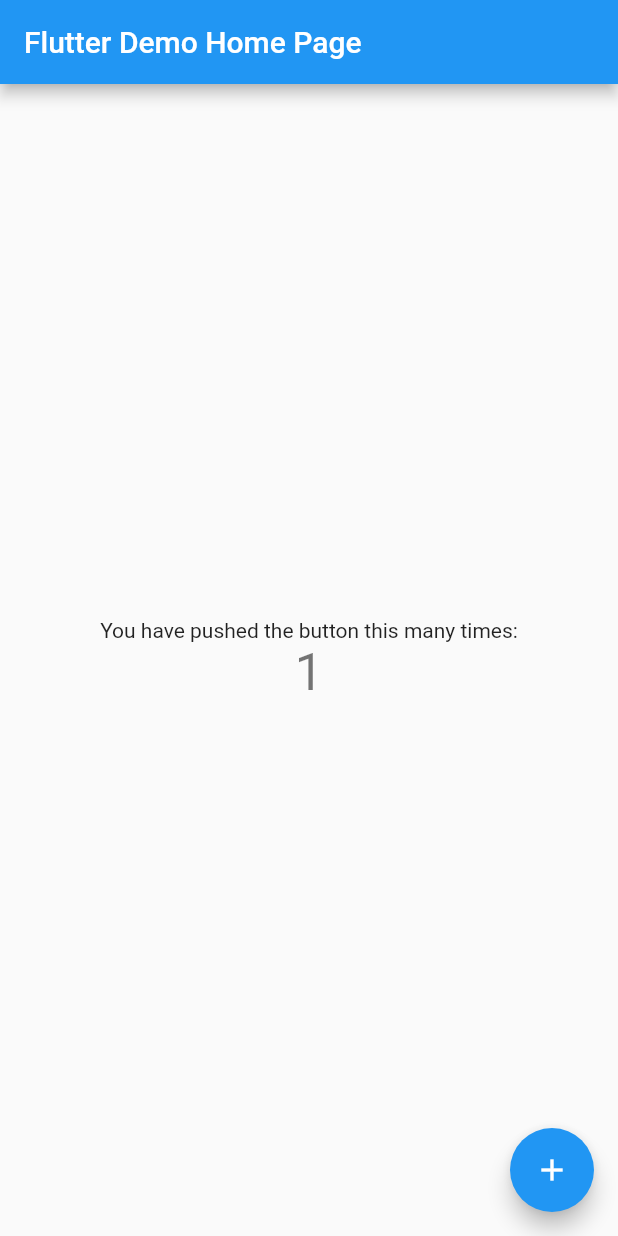
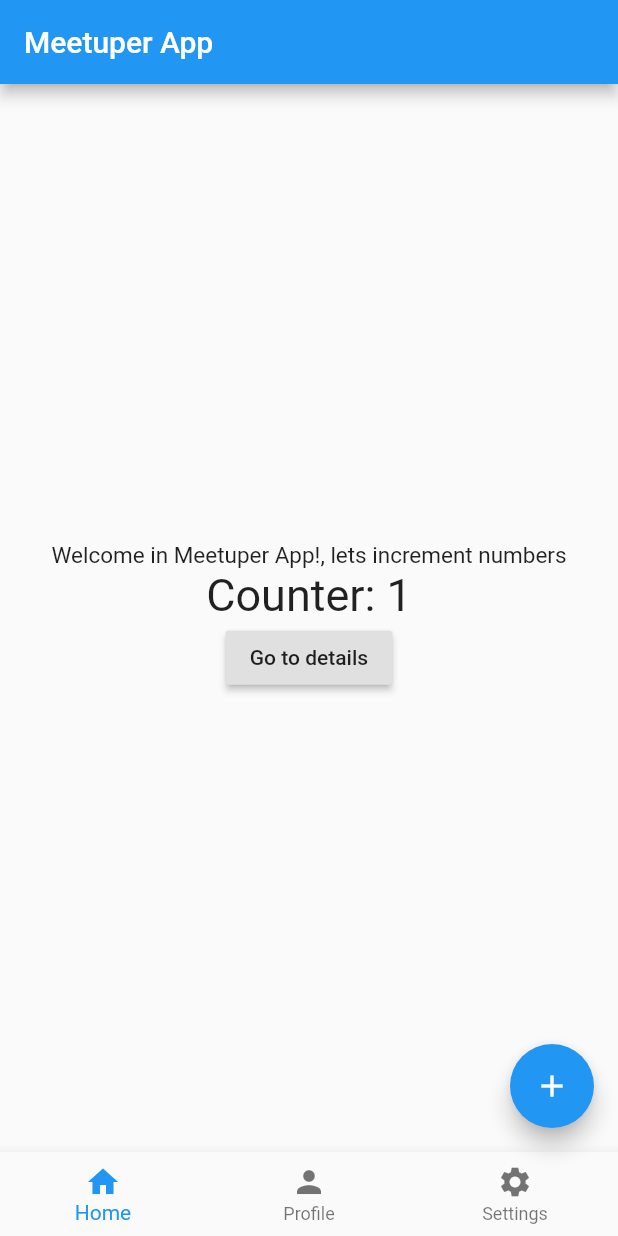
Before and after one commit to amankapur007/flutter-meetuper, a Flutter app: the screen it shows after launch, after a tap on the "add" icon, on a phone screen of 412 x 824 dp. Run offline on Flutter 3.47's test engine with Material 2 defaults, Android fonts, the phone set to English and light mode, and no system bars.

Commit message:
Added Meetup , Appbar, Navigation and Bottom Bar

```diff
--- a/lib/main.dart
+++ b/lib/main.dart
@@ -1,111 +1,19 @@
 import 'package:flutter/material.dart';
+import 'package:flutter_meetuper/src/screens/counter_home_screen.dart';
+import 'package:flutter_meetuper/src/screens/meetup_detail_screen.dart';
 
-void main() => runApp(MyApp());
+void main() => runApp(MeetuperApp());
 
-class MyApp extends StatelessWidget {
-  // This widget is the root of your application.
-  @override
+class MeetuperApp extends StatelessWidget {
+  final String appTitle = 'Meetuper App';
+
   Widget build(BuildContext context) {
     return MaterialApp(
-      title: 'Flutter Demo',
-      theme: ThemeData(
-        // This is the theme of your application.
-        //
-        // Try running your application with "flutter run". You'll see the
-        // application has a blue toolbar. Then, without quitting the app, try
-        // changing the primarySwatch below to Colors.green and then invoke
-        // "hot reload" (press "r" in the console where you ran "flutter run",
-        // or simply save your changes to "hot reload" in a Flutter IDE).
-        // Notice that the counter didn't reset back to zero; the application
-        // is not restarted.
-        primarySwatch: Colors.blue,
-      ),
-      home: MyHomePage(title: 'Flutter Demo Home Page'),
+      theme: ThemeData(primarySwatch: Colors.blue),
+      home: CounterHomeScreen(appTitle),
+      routes: {
+        MeetupDetailScreen.route:(context)=>MeetupDetailScreen()
+      },
     );
   }
 }
-
-class MyHomePage extends StatefulWidget {
-  MyHomePage({Key key, this.title}) : super(key: key);
-
-  // This widget is the home page of your application. It is stateful, meaning
-  // that it has a State object (defined below) that contains fields that affect
-  // how it looks.
-
-  // This class is the configuration for the state. It holds the values (in this
-  // case the title) provided by the parent (in this case the App widget) and
-  // used by the build method of the State. Fields in a Widget subclass are
-  // always marked "final".
-
-  final String title;
-
-  @override
-  _MyHomePageState createState() => _MyHomePageState();
-}
-
-class _MyHomePageState extends State<MyHomePage> {
-  int _counter = 0;
-
-  void _incrementCounter() {
-    setState(() {
-      // This call to setState tells the Flutter framework that something has
-      // changed in this State, which causes it to rerun the build method below
-      // so that the display can reflect the updated values. If we changed
-      // _counter without calling setState(), then the build method would not be
-      // called again, and so nothing would appear to happen.
-      _counter++;
-    });
-  }
-
-  @override
-  Widget build(BuildContext context) {
-    // This method is rerun every time setState is called, for instance as done
-    // by the _incrementCounter method above.
-    //
-    // The Flutter framework has been optimized to make rerunning build methods
-    // fast, so that you can just rebuild anything that needs updating rather
-    // than having to individually change instances of widgets.
-    return Scaffold(
-      appBar: AppBar(
-        // Here we take the value from the MyHomePage object that was created by
-        // the App.build method, and use it to set our appbar title.
-        title: Text(widget.title),
-      ),
-      body: Center(
-        // Center is a layout widget. It takes a single child and positions it
-        // in the middle of the parent.
-        child: Column(
-          // Column is also a layout widget. It takes a list of children and
-          // arranges them vertically. By default, it sizes itself to fit its
-          // children horizontally, and tries to be as tall as its parent.
-          //
-          // Invoke "debug painting" (press "p" in the console, choose the
-          // "Toggle Debug Paint" action from the Flutter Inspector in Android
-          // Studio, or the "Toggle Debug Paint" command in Visual Studio Code)
-          // to see the wireframe for each widget.
-          //
-          // Column has various properties to control how it sizes itself and
-          // how it positions its children. Here we use mainAxisAlignment to
-          // center the children vertically; the main axis here is the vertical
-          // axis because Columns are vertical (the cross axis would be
-          // horizontal).
-          mainAxisAlignment: MainAxisAlignment.center,
-          children: <Widget>[
-            Text(
-              'You have pushed the button this many times:',
-            ),
-            Text(
-              '$_counter',
-              style: Theme.of(context).textTheme.display1,
-            ),
-          ],
-        ),
-      ),
-      floatingActionButton: FloatingActionButton(
-        onPressed: _incrementCounter,
-        tooltip: 'Increment',
-        child: Icon(Icons.add),
-      ), // This trailing comma makes auto-formatting nicer for build methods.
-    );
-  }
-}
--- /dev/null
+++ b/lib/src/screens/counter_home_screen.dart
@@ -0,0 +1,60 @@
+import 'package:flutter/cupertino.dart';
+import 'package:flutter/material.dart';
+import 'package:flutter_meetuper/widgets/bottom_navigation.dart';
+
+class CounterHomeScreen extends StatefulWidget {
+  final String appTitle;
+
+  CounterHomeScreen(String appTitle) : appTitle = appTitle;
+
+  @override
+  CounterHomeScreenState createState() {
+    return CounterHomeScreenState();
+  }
+}
+
+class CounterHomeScreenState extends State<CounterHomeScreen> {
+  int _counter = 0;
+
+  _increment() {
+    setState(() {
+      ++_counter;
+    });
+  }
+
+  @override
+  Widget build(BuildContext context) {
+    return Scaffold(
+      body: Center(
+        child: Column(
+          mainAxisAlignment: MainAxisAlignment.center,
+          children: <Widget>[
+            Text(
+              "Welcome in ${widget.appTitle}!, lets increment numbers",
+              textDirection: TextDirection.ltr,
+              style: TextStyle(fontSize: 15.0),
+            ),
+            Text(
+              "Counter: $_counter",
+              textDirection: TextDirection.ltr,
+              style: TextStyle(fontSize: 30.0),
+            ),
+            RaisedButton(child: Text("Go to details"),
+            onPressed: (){
+              Navigator.pushNamed(context, '/meetupDetail');
+            },)
+          ],
+        ),
+      ),
+      bottomNavigationBar: BottomNavigation(),
+      floatingActionButton: FloatingActionButton(
+        onPressed: () => _increment(),
+        tooltip: "Increment",
+        child: Icon(Icons.add),
+      ),
+      appBar: AppBar(
+        title: Text("${widget.appTitle}"),
+      ),
+    );
+  }
+}
--- /dev/null
+++ b/lib/src/screens/meetup_detail_screen.dart
@@ -0,0 +1,22 @@
+import 'package:flutter/cupertino.dart';
+import 'package:flutter/material.dart';
+import 'package:flutter_meetuper/widgets/bottom_navigation.dart';
+
+class MeetupDetailScreen extends StatefulWidget {
+    static final String route='/meetupDetail';
+
+  @override
+  _MeetupDetailScreenState createState() => _MeetupDetailScreenState();
+}
+
+class _MeetupDetailScreenState extends State<MeetupDetailScreen> {
+
+  @override
+  Widget build(BuildContext context) {
+    return Scaffold(
+      body: Text("I am Meetup Detail Screen"),
+      appBar: AppBar(title: Text("Meetup Detail"),),
+      bottomNavigationBar:BottomNavigation(),
+    );
+  }
+}
--- /dev/null
+++ b/lib/widgets/bottom_navigation.dart
@@ -0,0 +1,29 @@
+import 'package:flutter/cupertino.dart';
+import 'package:flutter/material.dart';
+
+class BottomNavigation extends StatefulWidget {
+  @override
+  _BottomNavigationState createState() => _BottomNavigationState();
+}
+
+class _BottomNavigationState extends State<BottomNavigation> {
+  int currentIndex = 0;
+  @override
+  Widget build(BuildContext context) {
+    return BottomNavigationBar(
+      currentIndex: currentIndex,
+      onTap: (int index) {
+        setState(() {
+           currentIndex = index;
+        });
+      },
+      items: [
+        BottomNavigationBarItem(icon: Icon(Icons.home), title: Text("Home")),
+        BottomNavigationBarItem(
+            icon: Icon(Icons.person), title: Text("Profile")),
+        BottomNavigationBarItem(
+            icon: Icon(Icons.settings), title: Text("Settings"))
+      ],
+    );
+  }
+}
```
Also changed, not shown: 1 other file.
